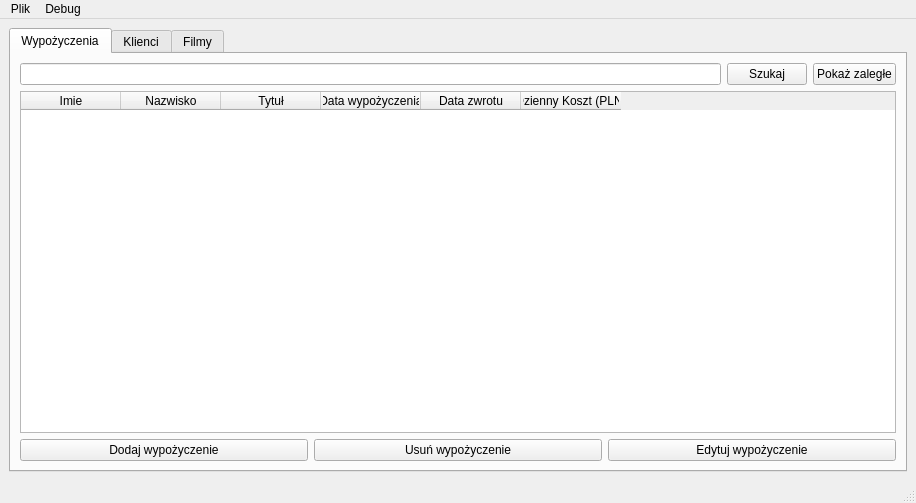
Before: the Qt Designer form mainwindow.ui in maciej-umanski/Wypozyczalnia_Filmow_PC2_QT, drawn with Qt 5.
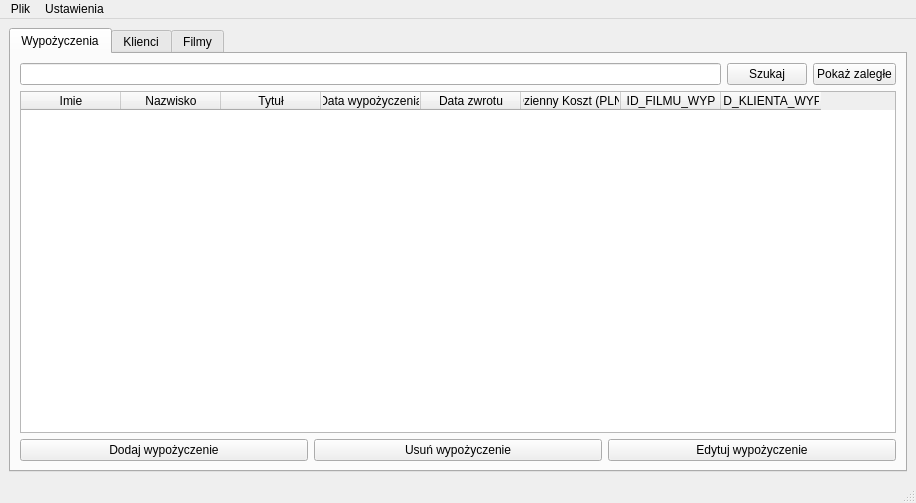
After: the same form once the commit is applied.

What changed in the file:
```diff
--- a/mainwindow.ui
+++ b/mainwindow.ui
@@ -88,6 +88,9 @@
           <property name="selectionBehavior">
            <enum>QAbstractItemView::SelectRows</enum>
           </property>
+          <property name="sortingEnabled">
+           <bool>true</bool>
+          </property>
           <attribute name="horizontalHeaderShowSortIndicator" stdset="0">
            <bool>true</bool>
           </attribute>
@@ -124,6 +127,16 @@
             <string>Dzienny Koszt (PLN)</string>
            </property>
           </column>
+          <column>
+           <property name="text">
+            <string>ID_FILMU_WYP</string>
+           </property>
+          </column>
+          <column>
+           <property name="text">
+            <string>ID_KLIENTA_WYP</string>
+           </property>
+          </column>
          </widget>
         </item>
        </layout>
@@ -331,12 +344,6 @@
      <height>21</height>
     </rect>
    </property>
-   <widget class="QMenu" name="debugSettingsMenu">
-    <property name="title">
-     <string>Debug</string>
-    </property>
-    <addaction name="addDefaultData"/>
-   </widget>
    <widget class="QMenu" name="menuPlik">
     <property name="title">
      <string>Plik</string>
@@ -350,10 +357,20 @@
     </widget>
     <addaction name="actionZapisz_do_pliku"/>
     <addaction name="actionWczytaj_bazy_z_pliku"/>
-    <addaction name="menuUstawienia"/>
+    <addaction name="actionWyjd"/>
+   </widget>
+   <widget class="QMenu" name="menuUstawienia_2">
+    <property name="title">
+     <string>Ustawienia</string>
+    </property>
+    <addaction name="actionShow_penalty"/>
+    <addaction name="actionUstal_wysoko_kary"/>
+    <addaction name="actionPod_wietlaj_zaleg_e"/>
+    <addaction name="actionShow_Last_IDs"/>
+    <addaction name="actionShow_IDs"/>
    </widget>
    <addaction name="menuPlik"/>
-   <addaction name="debugSettingsMenu"/>
+   <addaction name="menuUstawienia_2"/>
   </widget>
   <widget class="QStatusBar" name="statusbar"/>
   <action name="addDefaultData">
```
Left out of the diff: 56 changed lines with no effect on the pictures.
